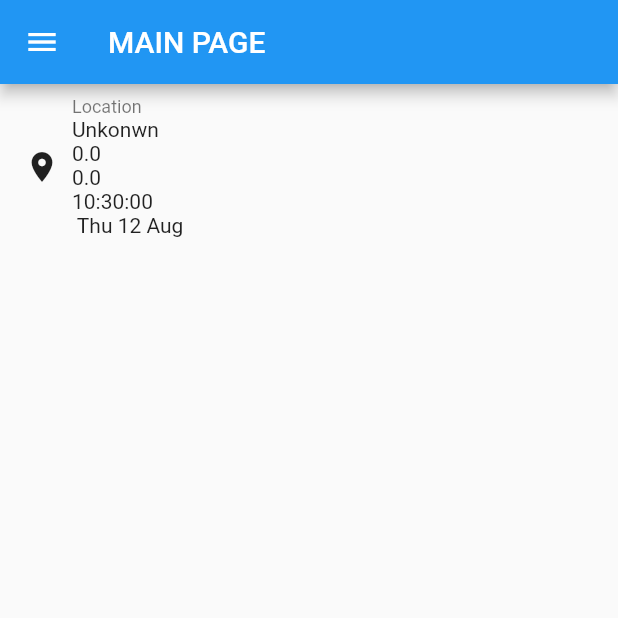
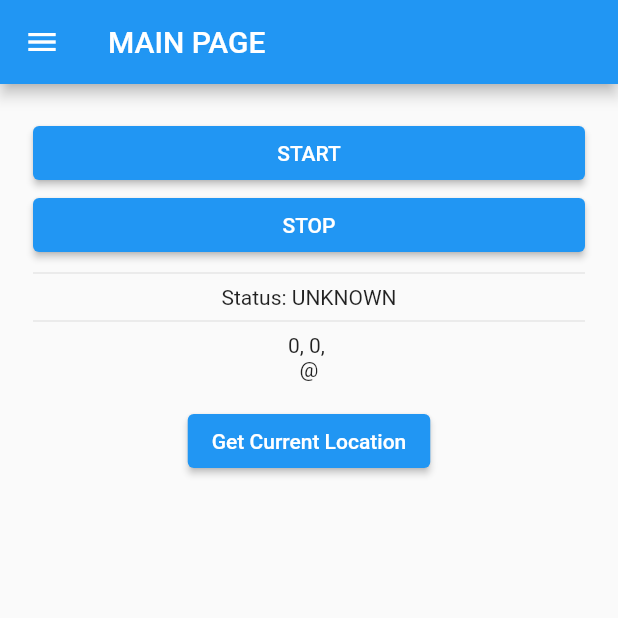
Before and after one commit to amandafyfy/Human-Movement, a Flutter app: the screen it shows after launch, on a phone screen of 412 x 824 dp, the top half of it. Run offline on Flutter 3.47's test engine with Material 2 defaults, Android fonts, the phone set to English and light mode, and no system bars; our stand-ins replace google_maps_flutter; missing offline and left inert: carp_background_location.

Commit message:
Refactor main
Last version lib class does not support running on background. Change to new class

```diff
--- a/myapp/lib/Setting.dart
+++ b/myapp/lib/Setting.dart
@@ -1,10 +1,10 @@
 import 'package:flutter/material.dart';
-import 'package:geolocator/geolocator.dart';
+import 'package:carp_background_location/carp_background_location.dart';
 import 'package:google_maps_flutter/google_maps_flutter.dart';
 
 class Setting extends StatefulWidget {
   const Setting({Key? key, required this.curposition}) : super(key: key);
-  final Position curposition;
+  final LocationDto curposition;
 
 
   @override
--- a/myapp/lib/main.dart
+++ b/myapp/lib/main.dart
@@ -1,11 +1,13 @@
 import 'package:flutter/material.dart';
-import 'package:flutter/services.dart';
-import 'package:geolocator/geolocator.dart';
+import 'dart:async';
+import 'package:carp_background_location/carp_background_location.dart';
 import 'package:intl/intl.dart';
 import './Login.dart';
 import './Registration.dart';
 import './Setting.dart';
+//import rekab.app.background_locator.LocatorService;
 
+const fetchBackground = "fetchBackground";
 /**class Data {
   String? date;
   double? longitude;
@@ -67,53 +69,142 @@ class MyHomePage extends StatefulWidget {
   _MyHomePageState createState() => _MyHomePageState();
 }
 
+enum LocationStatus { UNKNOWN, RUNNING, STOPPED }
+
+String dtoToString(LocationDto dto) =>
+    'Location ${dto.latitude}, ${dto.longitude} at ${dto.time}';
+
+Widget dtoWidget(LocationDto? dto) {
+
+  if (dto == null)
+    return Text("No location yet");
+  else
+    return Column(
+      children: <Widget>[
+        Text(
+          '${dto.latitude}, ${dto.longitude}, ${dto.speed}',
+        ),
+        Text(
+          '@',
+        ),
+        Text('${dto.time}')
+      ],
+    );
+}
+
+
 class _MyHomePageState extends State<MyHomePage> {
 
-  final Geolocator geolocator = Geolocator()..forceAndroidLocationManager;
-  Position _currentPosition = new Position();
-  String _currentAddress = "Unkonwn";
-  String formattedDate = DateFormat('kk:mm:ss \n EEE d MMM').format(DateTime.now());
-  int _selectedIndex = 1;
   final account_Info default_info = new account_Info("","","");
+  String logStr = '';
+  LocationDto lastLocation = LocationDto.fromJson({ "key1":"value1"});
+  DateTime? lastTimeLocation;
+  Stream<LocationDto>? locationStream;
+  StreamSubscription<LocationDto>? locationSubscription;
+  LocationStatus _status = LocationStatus.UNKNOWN;
 
   @override
   void initState() {
     super.initState();
-    _getCurrentLocation();
+
+    // Subscribe to stream in case it is already running
+    LocationManager().interval = 1;
+    LocationManager().distanceFilter = 0;
+    LocationManager().notificationTitle = 'CARP Location Example';
+    LocationManager().notificationMsg = 'CARP is tracking your location';
+    locationStream = LocationManager().locationStream;
+    locationSubscription = locationStream?.listen(onData);
   }
 
-  _getCurrentLocation() {
-    geolocator
-        .getCurrentPosition(desiredAccuracy: LocationAccuracy.best)
-        .then((Position position) {
-      setState(() {
-        _currentPosition = position;
-      });
+  void onGetCurrentLocation() async {
+    LocationDto dto = await LocationManager().getCurrentLocation();
+    print('Current location: $dto');
+  }
 
-      _getAddressFromLatLng();
-    }).catchError((e) {
-      print(e);
+  void onData(LocationDto dto) {
+    print(dtoToString(dto));
+    setState(() {
+      if (_status == LocationStatus.UNKNOWN) {
+        _status = LocationStatus.RUNNING;
+      }
+      lastLocation = dto;
+      print(dto.latitude);
+      print( dto.longitude);
+      lastTimeLocation = DateTime.now();
     });
   }
 
-  _getAddressFromLatLng() async {
-    try {
-      List<Placemark> p = await geolocator.placemarkFromCoordinates(
-          _currentPosition.latitude, _currentPosition.longitude);
+  void start() async {
+    // Subscribe if it hasn't been done already
+    if (locationSubscription != null) {
+      locationSubscription?.cancel();
+    }
+    locationSubscription = locationStream?.listen(onData);
+    await LocationManager().start();
+    setState(() {
+      _status = LocationStatus.RUNNING;
+    });
+  }
 
-      Placemark place = p[0];
+  void stop() async {
+    setState(() {
+      _status = LocationStatus.STOPPED;
+    });
+    locationSubscription?.cancel();
+    await LocationManager().stop();
+  }
 
-      setState(() {
-        _currentAddress =
-        "${place.locality}, ${place.postalCode}, ${place.country}";
-      });
-    } catch (e) {
-      print(e);
-    }
+  Widget stopButton() {
+    String msg = 'STOP';
+
+    return SizedBox(
+      width: double.maxFinite,
+      child: ElevatedButton(
+        child: Text(msg),
+        onPressed: stop,
+      ),
+    );
+  }
+
+  Widget startButton() {
+    String msg = 'START';
+    return SizedBox(
+      width: double.maxFinite,
+      child: ElevatedButton(
+        child: Text(msg),
+        onPressed: start,
+      ),
+    );
+  }
+
+  Widget status() {
+    String msg = _status.toString().split('.').last;
+    return Text("Status: $msg");
+  }
+
+  Widget lastLoc() {
+    return Text(
+        lastLocation != null
+            ? dtoToString(lastLocation)
+            : 'Unknown last location',
+        textAlign: TextAlign.center);
+  }
+
+  Widget getButton() {
+    return ElevatedButton(
+      child: Text("Get Current Location"),
+      onPressed: onGetCurrentLocation,
+    );
+  }
+
+  @override
+  void dispose() {
+    super.dispose();
   }
 
   @override
   Widget build(BuildContext context) {
+
     return Scaffold(
       appBar: AppBar(
         title: Text("MAIN PAGE"),
@@ -129,58 +220,25 @@ class _MyHomePageState extends State<MyHomePage> {
       ),
       // important resources https://book.flutterchina.club/chapter5/material_scaffold.html#_5-6-1-scaffold
 
-      body: SingleChildScrollView(
-        child: Column(
-          mainAxisAlignment: MainAxisAlignment.center,
-          children: <Widget>[
-            Container(
-                decoration: BoxDecoration(
-                  color: Theme.of(context).canvasColor,
-                ),
-                padding: EdgeInsets.symmetric(horizontal: 16, vertical: 8),
-                child: Column(
-                  children: <Widget>[
-                    Row(
-                      children: <Widget>[
-                        Icon(Icons.location_on),
-                        SizedBox(
-                          width: 8,
-                        ),
-                        Expanded(
-                          child: Column(
-                            crossAxisAlignment: CrossAxisAlignment.start,
-                            children: <Widget>[
-                              Text(
-                                'Location',
-                                style: Theme.of(context).textTheme.caption,
-                              ),
-                              if (_currentPosition != null &&
-                                  _currentAddress != null)
-                                Text(_currentAddress,
-                                    style:
-                                    Theme.of(context).textTheme.bodyText2),
-                                Text( _currentPosition.latitude.toString(),
-                                    style:
-                                    Theme.of(context).textTheme.bodyText2),
-                                Text(_currentPosition.longitude.toString(),
-                                    style:
-                                    Theme.of(context).textTheme.bodyText2),
-                                Text(formattedDate,
-                                    style:
-                                    Theme.of(context).textTheme.bodyText2),
-                            ],
-                          ),
-                        ),
-                        SizedBox(
-                          width: 8,
-                        ),
-                      ],
-                    ),
-                  ],
-                ))
-          ],
+      body: Container(
+        width: double.maxFinite,
+        padding: const EdgeInsets.all(22),
+        child: SingleChildScrollView(
+          child: Column(
+            crossAxisAlignment: CrossAxisAlignment.center,
+            children: <Widget>[
+              startButton(),
+              stopButton(),
+              Divider(),
+              status(),
+              Divider(),
+              dtoWidget(lastLocation),
+              getButton()
+            ],
+          ),
         ),
       ),
+
       drawer: Drawer(
         // Add a ListView to the drawer. This ensures the user can scroll
         // through the options in the drawer if there isn't enough vertical
@@ -216,8 +274,18 @@ class _MyHomePageState extends State<MyHomePage> {
                 // Then close the drawer
                 Navigator.push(
                   context,
-                  MaterialPageRoute(builder: (context) => Setting(curposition: _currentPosition)),
+                  MaterialPageRoute(builder: (context) => Setting(curposition: lastLocation)),
                 );
+              },
+            ),
+
+            ListTile(
+              title: const Text('Upload file'),
+              onTap: () {
+                // Update the state of the app
+                // ...
+                // Then close the drawer
+                Navigator.popUntil(context, ModalRoute.withName('/'));
               },
             ),
 
--- a/myapp/pubspec.yaml
+++ b/myapp/pubspec.yaml
@@ -23,10 +23,12 @@ environment:
 dependencies:
   flutter:
     sdk: flutter
-  geolocator: ^5.3.1
   intl: ^0.17.0
   form_validator: 0.1.7
   google_maps_flutter: 2.0.6
+  workmanager: ^0.2.0
+  carp_background_location: 2.0.0
+  background_locator: ^1.1.2+1
 
 
   # The following adds the Cupertino Icons font to your application.
```
Also changed, not shown: myapp/pubspec.lock, 1 other file.
